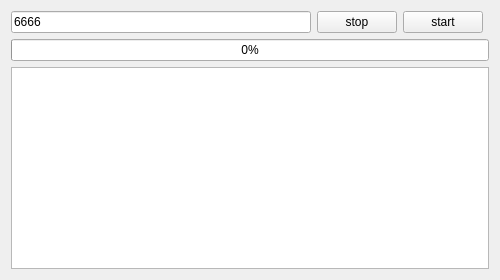
Qt form Server/server.ui (shengyu7697/QtFileTransfer) before a commit.
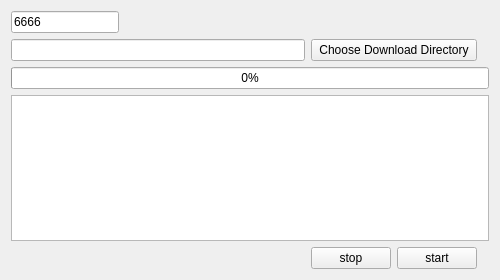
The same form after that commit.

Commit message: Add choose download directory button

The edit to the form file:
```diff
--- a/Server/server.ui
+++ b/Server/server.ui
@@ -14,12 +14,44 @@
    <string>Server</string>
   </property>
   <layout class="QGridLayout" name="gridLayout">
-   <item row="0" column="2">
-    <widget class="QPushButton" name="startButton">
-     <property name="text">
-      <string>start</string>
+   <item row="4" column="0">
+    <spacer name="horizontalSpacer">
+     <property name="orientation">
+      <enum>Qt::Horizontal</enum>
      </property>
-    </widget>
+     <property name="sizeHint" stdset="0">
+      <size>
+       <width>40</width>
+       <height>20</height>
+      </size>
+     </property>
+    </spacer>
+   </item>
+   <item row="0" column="5">
+    <spacer name="horizontalSpacer_5">
+     <property name="orientation">
+      <enum>Qt::Horizontal</enum>
+     </property>
+     <property name="sizeHint" stdset="0">
+      <size>
+       <width>40</width>
+       <height>20</height>
+      </size>
+     </property>
+    </spacer>
+   </item>
+   <item row="0" column="4">
+    <spacer name="horizontalSpacer_6">
+     <property name="orientation">
+      <enum>Qt::Horizontal</enum>
+     </property>
+     <property name="sizeHint" stdset="0">
+      <size>
+       <width>40</width>
+       <height>20</height>
+      </size>
+     </property>
+    </spacer>
    </item>
    <item row="0" column="0">
     <widget class="QLineEdit" name="portLineEdit">
@@ -28,22 +60,117 @@
      </property>
     </widget>
    </item>
-   <item row="1" column="0" colspan="4">
+   <item row="4" column="5">
+    <widget class="QPushButton" name="startButton">
+     <property name="text">
+      <string>start</string>
+     </property>
+    </widget>
+   </item>
+   <item row="4" column="4">
+    <widget class="QPushButton" name="stopButton">
+     <property name="text">
+      <string>stop</string>
+     </property>
+    </widget>
+   </item>
+   <item row="0" column="3">
+    <spacer name="horizontalSpacer_4">
+     <property name="orientation">
+      <enum>Qt::Horizontal</enum>
+     </property>
+     <property name="sizeHint" stdset="0">
+      <size>
+       <width>40</width>
+       <height>20</height>
+      </size>
+     </property>
+    </spacer>
+   </item>
+   <item row="1" column="4" colspan="2">
+    <widget class="QPushButton" name="chooseDownloadDirectoryButton">
+     <property name="text">
+      <string>Choose Download Directory</string>
+     </property>
+    </widget>
+   </item>
+   <item row="2" column="0" colspan="8">
     <widget class="QProgressBar" name="serverProgressBar">
      <property name="value">
       <number>0</number>
      </property>
     </widget>
    </item>
-   <item row="2" column="0" colspan="4">
+   <item row="3" column="0" colspan="8">
     <widget class="QTextBrowser" name="textBrowser"/>
    </item>
+   <item row="0" column="2">
+    <spacer name="horizontalSpacer_3">
+     <property name="orientation">
+      <enum>Qt::Horizontal</enum>
+     </property>
+     <property name="sizeHint" stdset="0">
+      <size>
+       <width>40</width>
+       <height>20</height>
+      </size>
+     </property>
+    </spacer>
+   </item>
+   <item row="1" column="0" colspan="4">
+    <widget class="QLineEdit" name="downloadLocationLineEdit"/>
+   </item>
+   <item row="4" column="1">
+    <spacer name="horizontalSpacer_2">
+     <property name="orientation">
+      <enum>Qt::Horizontal</enum>
+     </property>
+     <property name="sizeHint" stdset="0">
+      <size>
+       <width>40</width>
+       <height>20</height>
+      </size>
+     </property>
+    </spacer>
+   </item>
+   <item row="4" column="2">
+    <spacer name="horizontalSpacer_7">
+     <property name="orientation">
+      <enum>Qt::Horizontal</enum>
+     </property>
+     <property name="sizeHint" stdset="0">
+      <size>
+       <width>40</width>
+       <height>20</height>
+      </size>
+     </property>
+    </spacer>
+   </item>
+   <item row="4" column="3">
+    <spacer name="horizontalSpacer_8">
+     <property name="orientation">
+      <enum>Qt::Horizontal</enum>
+     </property>
+     <property name="sizeHint" stdset="0">
+      <size>
+       <width>40</width>
+       <height>20</height>
+      </size>
+     </property>
+    </spacer>
+   </item>
    <item row="0" column="1">
-    <widget class="QPushButton" name="stopButton">
-     <property name="text">
-      <string>stop</string>
+    <spacer name="horizontalSpacer_9">
+     <property name="orientation">
+      <enum>Qt::Horizontal</enum>
      </property>
-    </widget>
+     <property name="sizeHint" stdset="0">
+      <size>
+       <width>40</width>
+       <height>20</height>
+      </size>
+     </property>
+    </spacer>
    </item>
   </layout>
  </widget>
```
The commit also changes 2 other files.
